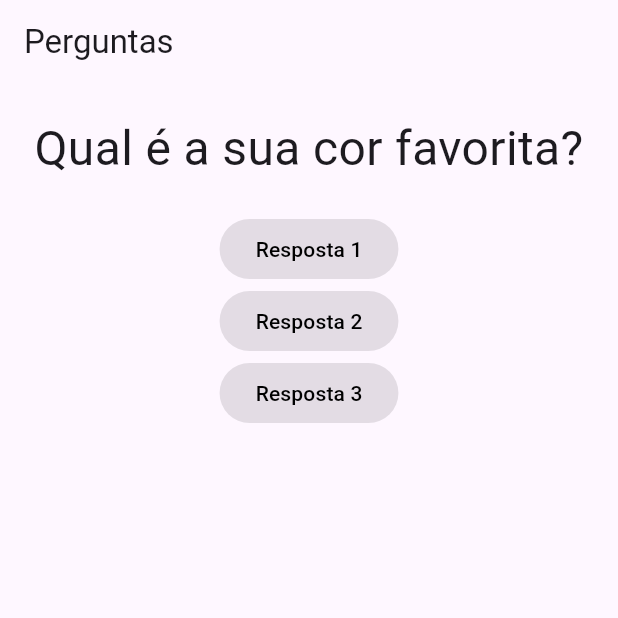
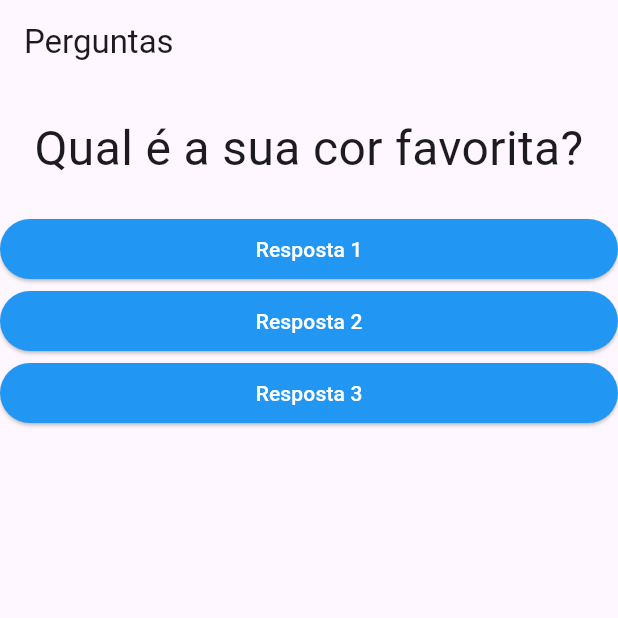
Before and after one commit to GuestRicardo/Quiz-FLUTTER, a Flutter app: the screen it shows after launch, on a phone screen of 412 x 824 dp, the top half of it. Run offline on Flutter 3.47's test engine with Material 3 defaults, Android fonts, the phone set to English and light mode, and no system bars.

Commit message:
formatando

```diff
--- a/quiz/lib/main.dart
+++ b/quiz/lib/main.dart
@@ -11,7 +11,6 @@ class _PerguntaAppState extends State<PerguntaApp> {
     setState(() {
       _perguntaSelecionada++;
     });
-    print(_perguntaSelecionada);
   }
 
   @override
@@ -27,9 +26,9 @@ class _PerguntaAppState extends State<PerguntaApp> {
         body: Column(
           children: [
             Questao(perguntas[_perguntaSelecionada]),
-            Resposta('Resposta 1'),
-            Resposta('Resposta 2'),
-            Resposta('Resposta 3'),
+            Resposta('Resposta 1', _responder),
+            Resposta('Resposta 2', _responder),
+            Resposta('Resposta 3', _responder),
           ],
         ),
       ),
--- a/quiz/lib/resposta.dart
+++ b/quiz/lib/resposta.dart
@@ -2,19 +2,23 @@ import 'package:flutter/material.dart';
 
 class Resposta extends StatelessWidget {
   final String texto;
-  const Resposta(this.texto, {super.key});
+  final void Function() quandoSelecionado;
+
+  const Resposta(this.texto, this.quandoSelecionado, {super.key});
 
   @override
   Widget build(BuildContext context) {
-    return ElevatedButton(
-      style: ButtonStyle(
-        foregroundColor: WidgetStateProperty.all<Color>(
-          const Color.fromARGB(255, 0, 0, 0),
+    return SizedBox(
+      width: double.infinity,
+      child: ElevatedButton(
+        style: ButtonStyle(
+          backgroundColor: WidgetStateProperty.all(Colors.blue),
+          foregroundColor: WidgetStateProperty.all(Colors.white),
         ),
+
+        onPressed: quandoSelecionado,
+        child: Text(texto),
       ),
-
-      onPressed: null,
-      child: Text(texto),
     );
   }
 }
```
